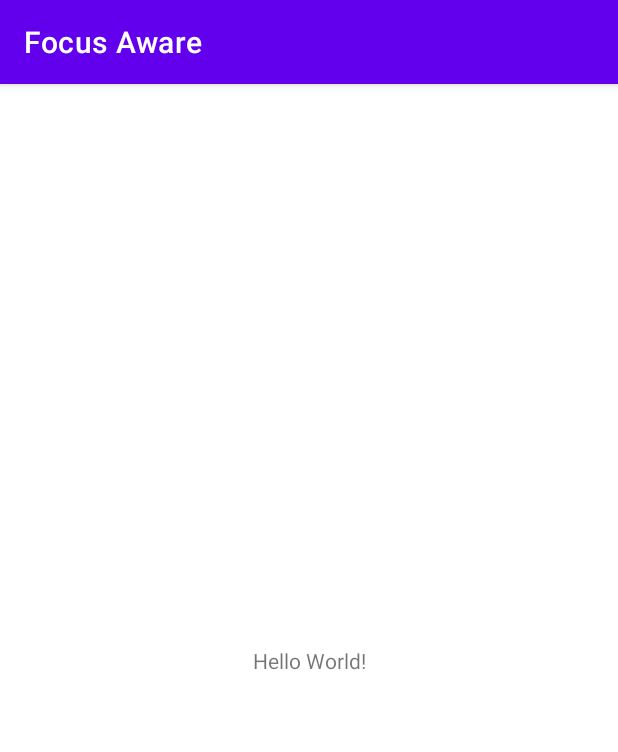
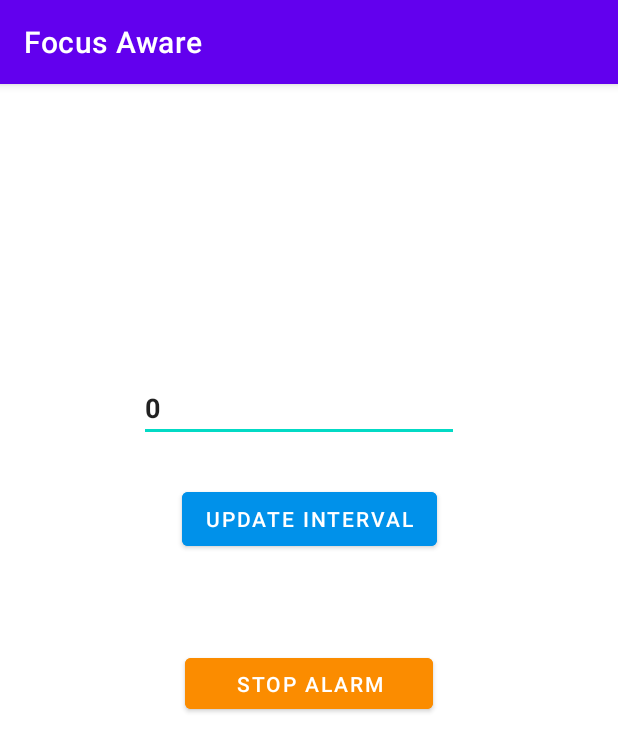
Before and after one commit to Jubayer247/Focus_Aware, an Android app: the screen it shows after launch (MainActivity), on a phone screen of 412 x 824 dp. Shown: the top 752 px of the screen. Run offline under Robolectric (Android 15) with nearby library versions, the light colour scheme and no system bars; 3 statements that could not run were skipped.

Commit message:
alarm with interval state sharedPreference

```diff
--- a/app/src/main/java/help/codered/focusaware/MainActivity.java
+++ b/app/src/main/java/help/codered/focusaware/MainActivity.java
@@ -1,14 +1,80 @@
 package help.codered.focusaware;
 
 import androidx.appcompat.app.AppCompatActivity;
+import androidx.work.PeriodicWorkRequest;
+import androidx.work.WorkManager;
 
+import android.content.SharedPreferences.Editor;
+import android.media.Ringtone;
+import android.media.RingtoneManager;
+import android.net.Uri;
 import android.os.Bundle;
+import android.view.View;
+import android.widget.Button;
+import android.widget.EditText;
+
+import java.util.concurrent.TimeUnit;
 
 public class MainActivity extends AppCompatActivity {
-
+    Button btn_update_interval,btn_stop_alarm;
+    EditText edit_text_interval;
     @Override
     protected void onCreate(Bundle savedInstanceState) {
         super.onCreate(savedInstanceState);
         setContentView(R.layout.activity_main);
+        ////////////////////////////////////////////////////////////////////////
+        btn_stop_alarm=(Button)findViewById(R.id.btn_stop_alarm);
+        btn_update_interval=(Button)findViewById(R.id.btn_save_interval);
+
+        ////////////////////////////////////////////////////////////////////
+        edit_text_interval=(EditText)findViewById(R.id.edit_text_interval);
+
+        Uri notification = RingtoneManager.getDefaultUri(RingtoneManager.TYPE_ALARM);
+        Ringtone r = RingtoneManager.getRingtone(getApplicationContext(), notification);
+        r.play();
+
+//        PeriodicWorkRequest saveRequest =
+//                new PeriodicWorkRequest.Builder(sheduleWork.class, 15, TimeUnit.MINUTES)
+//                        // Constraints
+//                        .build();
+//
+//        WorkManager.getInstance(this).enqueue(saveRequest);
+//
+        Editor editor= (Editor) getPreferences(MODE_PRIVATE);
+        final int[] interval = {getPreferences(MODE_PRIVATE).getInt("interval", 0)};
+        if(interval[0] ==0){
+            editor.putInt("interval",15);
+            editor.commit();
+        }
+        interval[0] =getPreferences(MODE_PRIVATE).getInt("interval",0);
+        edit_text_interval.setText(""+ interval[0]);
+
+
+        btn_update_interval.setOnClickListener(new View.OnClickListener() {
+            @Override
+            public void onClick(View v) {
+                String newInterval=edit_text_interval.getText().toString();
+                edit_text_interval.setText(newInterval);
+                editor.putInt("interval",Integer.parseInt(newInterval));
+                editor.commit();
+            PeriodicWorkRequest saveRequest =
+                    new PeriodicWorkRequest.Builder(sheduleWork.class, 15, TimeUnit.MINUTES)
+                            // Constraints
+                            .build();
+
+            WorkManager.getInstance(MainActivity.this).enqueue(saveRequest);
+            }
+        });
+
+        btn_stop_alarm.setOnClickListener(new View.OnClickListener() {
+            @Override
+            public void onClick(View v) {
+                if(r.isPlaying()){
+                    r.stop();
+                }
+            }
+        });
+
     }
+
 }
--- a/app/src/main/res/layout/activity_main.xml
+++ b/app/src/main/res/layout/activity_main.xml
@@ -6,13 +6,47 @@
     android:layout_height="match_parent"
     tools:context=".MainActivity">
 
-    <TextView
+    <EditText
+        android:id="@+id/edit_text_interval"
         android:layout_width="wrap_content"
         android:layout_height="wrap_content"
-        android:text="Hello World!"
-        app:layout_constraintBottom_toBottomOf="parent"
-        app:layout_constraintLeft_toLeftOf="parent"
-        app:layout_constraintRight_toRightOf="parent"
+        android:layout_marginStart="94dp"
+        android:layout_marginTop="190dp"
+        android:layout_marginEnd="107dp"
+        android:layout_marginBottom="8dp"
+        android:ems="10"
+        android:inputType="number"
+        android:textStyle="bold"
+        app:layout_constraintBottom_toTopOf="@+id/btn_save_interval"
+        app:layout_constraintEnd_toEndOf="parent"
+        app:layout_constraintHorizontal_bias="0.5"
+        app:layout_constraintStart_toStartOf="parent"
         app:layout_constraintTop_toTopOf="parent" />
 
+    <Button
+        android:id="@+id/btn_save_interval"
+        android:layout_width="wrap_content"
+        android:layout_height="wrap_content"
+        android:layout_marginTop="16dp"
+        android:backgroundTint="#0091EA"
+        android:text="UPDATE INTERVAL"
+        app:layout_constraintBottom_toTopOf="@+id/btn_stop_alarm"
+        app:layout_constraintEnd_toEndOf="parent"
+        app:layout_constraintHorizontal_bias="0.5"
+        app:layout_constraintStart_toStartOf="parent"
+        app:layout_constraintTop_toBottomOf="@+id/edit_text_interval" />
+
+    <Button
+        android:id="@+id/btn_stop_alarm"
+        android:layout_width="165dp"
+        android:layout_height="46dp"
+        android:layout_marginTop="60dp"
+        android:layout_marginBottom="342dp"
+        android:backgroundTint="#FB8C00"
+        android:text="STOP ALARM"
+        app:layout_constraintBottom_toBottomOf="parent"
+        app:layout_constraintEnd_toEndOf="parent"
+        app:layout_constraintHorizontal_bias="0.5"
+        app:layout_constraintStart_toStartOf="parent"
+        app:layout_constraintTop_toBottomOf="@+id/btn_save_interval" />
 </androidx.constraintlayout.widget.ConstraintLayout>
```
Also changed, not shown: app/build.gradle (+15 -0 lines), app/src/main/java/help/codered/focusaware/sheduleWork.java (added, +26 -0 lines).
